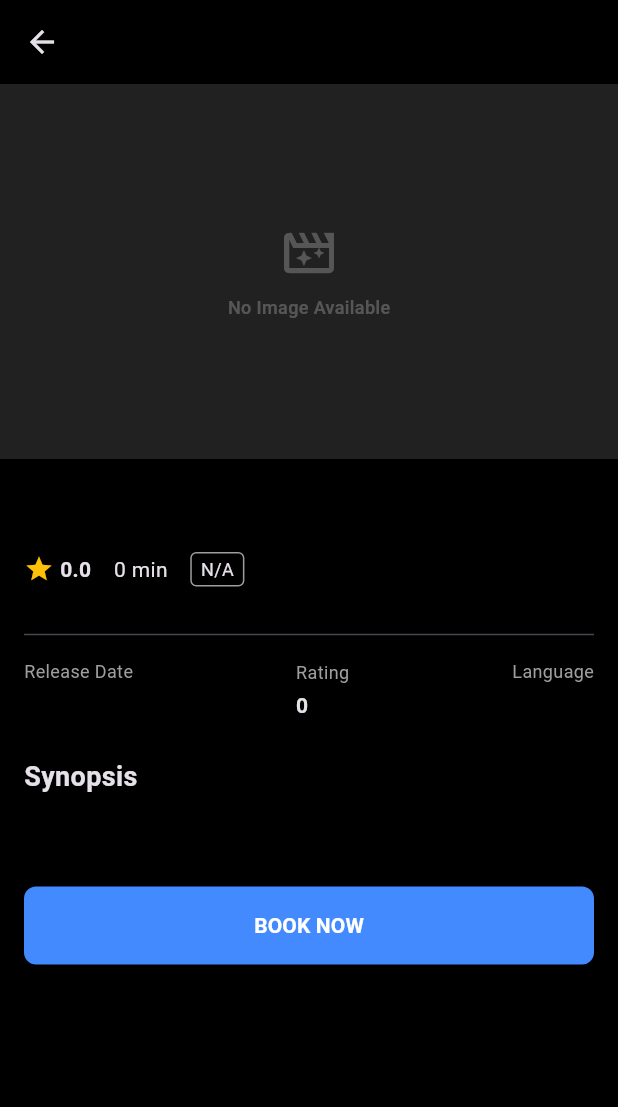
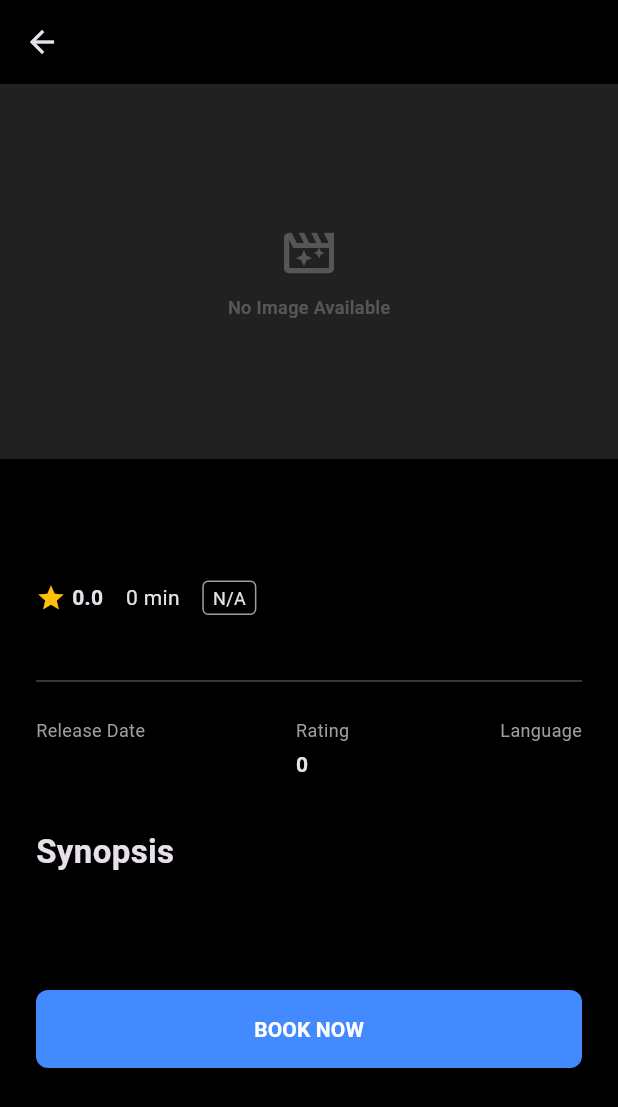
Before and after one commit to fionleo1804/fionleo_flutter_movieapp, a Flutter app: the MovieDetailScreen screen opened directly with empty values, on a phone screen of 412 x 824 dp. Shown: the top 1107 px of the screen. Run offline on Flutter 3.47's test engine with Material 3 defaults, Android fonts, the phone set to English and light mode, and no system bars; our stand-ins replace cached_network_image, connectivity_plus, firebase_core, firebase_messaging, flutter_dotenv, flutter_svg and 2 more; accounts and stored records are empty; network calls fail.

Commit message:
Refactor movie card and detail screens

```diff
--- a/lib/screens/detail.dart
+++ b/lib/screens/detail.dart
@@ -1,5 +1,7 @@
+import 'package:flutter/foundation.dart';
 import 'package:flutter/material.dart';
 import 'package:provider/provider.dart';
+import 'package:url_launcher/url_launcher.dart';
 import '../models/movie.dart';
 import '../services/api_services.dart';
 import '../services/connectivity_service.dart';
@@ -68,7 +70,10 @@ class _MovieDetailScreenState extends State<MovieDetailScreen> {
     }
 
     return Scaffold(
-      appBar: AppBar(title: Text(movie.title)),
+      appBar: AppBar(
+        title: Text(movie.title),
+        centerTitle: kIsWeb,
+      ),
       body: Column(
         children: [
           ConnectionStatusBanner(
@@ -76,22 +81,29 @@ class _MovieDetailScreenState extends State<MovieDetailScreen> {
             showOnlineBanner: conn.showOnlineBanner,
           ),
           Expanded(
+            child: Align(
+              alignment: Alignment.topCenter,
+              child: ConstrainedBox(
+                constraints: const BoxConstraints(maxWidth: 850),
                 child: SingleChildScrollView(
                   child: Column(
                     crossAxisAlignment: CrossAxisAlignment.start,
                     children: [
                       MovieDetailHeader(movie: movie),
                       Padding(
-                    padding: const EdgeInsets.all(16),
+                        padding: const EdgeInsets.all(24),
                         child: Column(
                           crossAxisAlignment: CrossAxisAlignment.start,
                           children: [
-                        Text(movie.title, style: const TextStyle(fontSize: 26, fontWeight: FontWeight.bold)),
-                        const SizedBox(height: 8),
+                            Text(
+                              movie.title,
+                              style: const TextStyle(fontSize: 32, fontWeight: FontWeight.bold)
+                            ),
+                            const SizedBox(height: 12),
                             MovieMetadataRow(movie: movie, certification: certification),
-                        const SizedBox(height: 16),
+                            const SizedBox(height: 20),
                             MovieGenreChips(movie: movie),
-                        const Divider(height: 32),
+                            const Divider(height: 48),
                             Row(
                               mainAxisAlignment: MainAxisAlignment.spaceBetween,
                               children: [
@@ -100,28 +112,55 @@ class _MovieDetailScreenState extends State<MovieDetailScreen> {
                                 InfoColumn(label: 'Language', value: movie.originalLanguage.toUpperCase()),
                               ],
                             ),
-                        const SizedBox(height: 24),
-                        const Text('Synopsis', style: TextStyle(fontSize: 18, fontWeight: FontWeight.bold)),
-                        const SizedBox(height: 8),
-                        Text(movie.overview, style: TextStyle(color: Colors.white.withOpacity(0.8), height: 1.5)),
-                        const SizedBox(height: 30),
+                            const SizedBox(height: 32),
+                            const Text('Synopsis', style: TextStyle(fontSize: 22, fontWeight: FontWeight.bold)),
+                            const SizedBox(height: 12),
+                            Text(
+                              movie.overview,
+                              style: TextStyle(
+                                color: Colors.white.withOpacity(0.8),
+                                height: 1.6,
+                                fontSize: 16
+                              )
+                            ),
+                            const SizedBox(height: 40),
 
-                        BookingButton(
+                            SizedBox(
+                              width: double.infinity,
+                              child: BookingButton(
                                 isOffline: conn.isOffline,
-                          onPressed: () {
+                                onPressed: () async {
                                   if (conn.isOffline) {
                                     ScaffoldMessenger.of(context).showSnackBar(
                                       const SnackBar(content: Text("Internet required for booking.")));
+                                    return;
+                                  }
+
+                                  const String urlString = 'https://www.google.com';
+
+                                  if (kIsWeb) {
+                                    final Uri url = Uri.parse(urlString);
+                                    if (await canLaunchUrl(url)) {
+                                      await launchUrl(url, mode: LaunchMode.externalApplication);
+                                    }
                                   } else {
-                              Navigator.push(context, MaterialPageRoute(
-                                builder: (_) => BookingWebViewPage(url: 'https://www.google.com')));
+                                    Navigator.push(
+                                      context,
+                                      MaterialPageRoute(
+                                        builder: (_) => BookingWebViewPage(url: urlString),
+                                      ),
+                                    );
                                   }
                                 },
+                              ),
+                            ),
+                            const SizedBox(height: 50),
+                          ],
+                        ),
                       ),
                     ],
                   ),
                 ),
-                ],
               ),
             ),
           ),
```
Also changed, not shown: lib/main.dart (+25 -7 lines), lib/screens/booking_webview.dart (+11 -9 lines), lib/screens/home.dart (+40 -9 lines), lib/widgets/movie_tile.dart (+30 -15 lines), 2 other files. Lines whose indentation alone changed are shown as unchanged.
